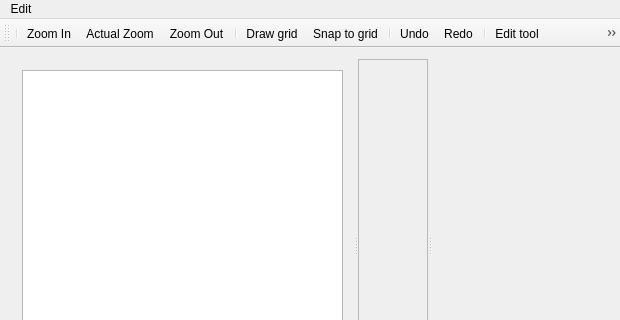
The window that src/mainwindow.ui (andryblack/Chipmunk-Sandbox) describes before a commit, drawn with Qt 5; both pictures show x 0 to 620 and y 0 to 320 of the 620 by 464 pixel window.
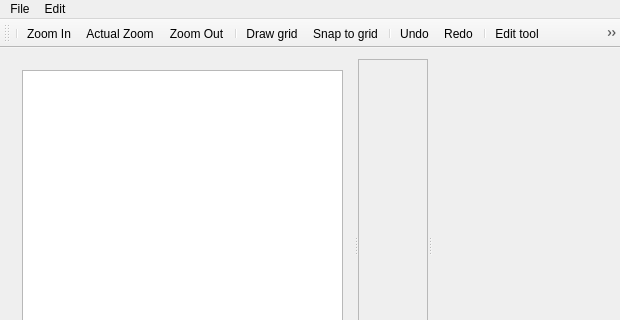
The same window after the commit. Icons and pictures are not drawn. Custom widgets are drawn as their Qt base class.

What changed in the file:
```diff
--- a/src/mainwindow.ui
+++ b/src/mainwindow.ui
@@ -133,6 +133,16 @@
     <addaction name="actionUndo"/>
     <addaction name="actionRedo"/>
    </widget>
+   <widget class="QMenu" name="menuFile">
+    <property name="title">
+     <string>File</string>
+    </property>
+    <addaction name="actionNew"/>
+    <addaction name="actionOpen"/>
+    <addaction name="actionSave"/>
+    <addaction name="actionSave_as"/>
+   </widget>
+   <addaction name="menuFile"/>
    <addaction name="menuEdit"/>
   </widget>
   <widget class="QToolBar" name="mainToolBar">
```
Left out of the diff: 56 changed lines with no effect on the pictures.
